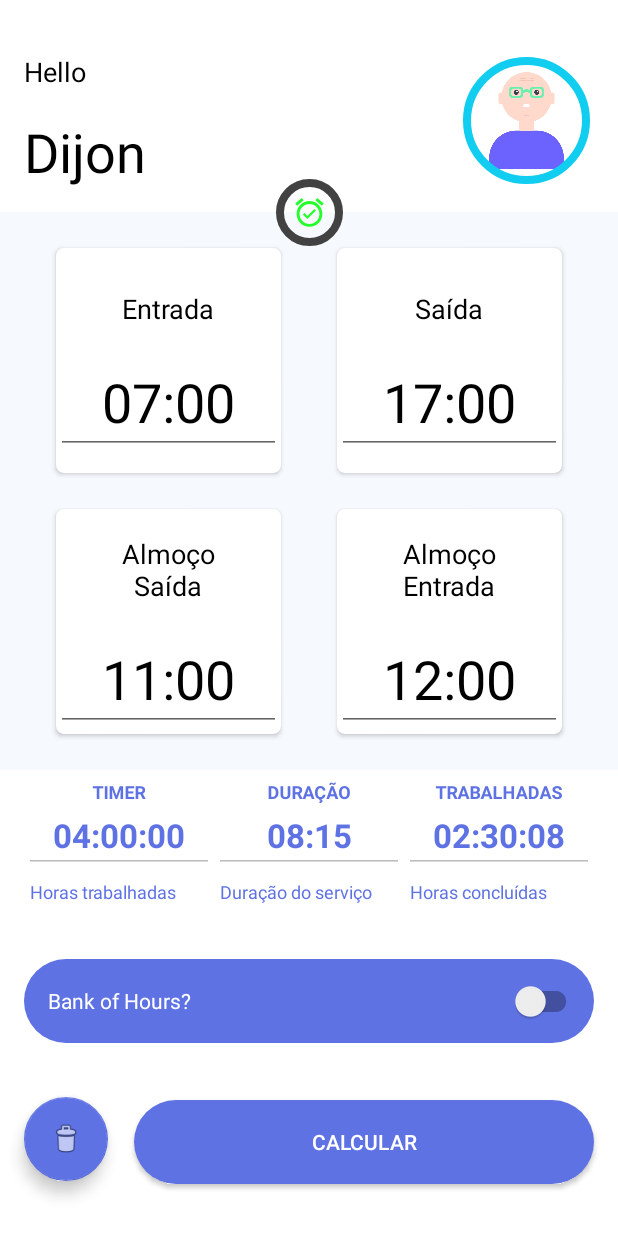
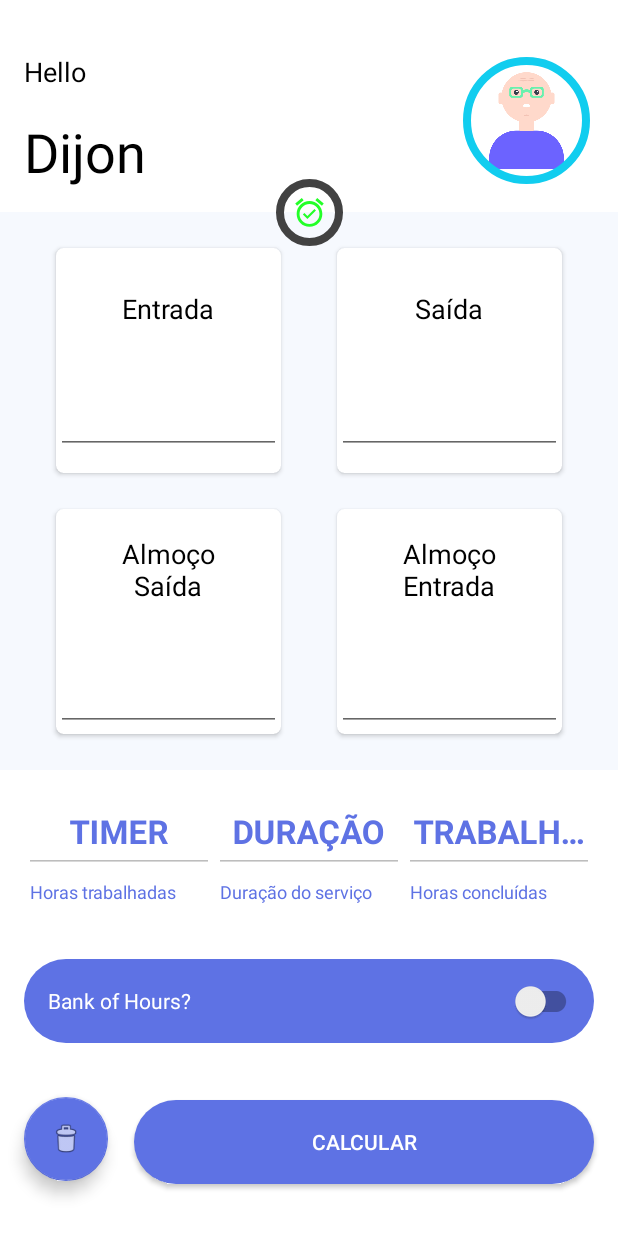
Before and after one commit to dijoncavalcante/vazare, an Android app: the screen it shows after launch (MainActivity), on a phone screen of 412 x 824 dp. Run offline under Robolectric (Android 15) with nearby library versions, the phone set to English and light mode, and no system bars.

Commit message:
chore: Code unnecessary removed. android:text updated by tools:text

```diff
--- a/app/src/main/java/com/example/vazare/MainActivity.java
+++ b/app/src/main/java/com/example/vazare/MainActivity.java
@@ -23,7 +23,6 @@ import android.view.Menu;
 import android.view.MenuItem;
 import android.view.View;
 import android.widget.Button;
-import android.widget.CheckBox;
 import android.widget.CompoundButton;
 import android.widget.EditText;
 import android.widget.TextView;
@@ -32,7 +31,6 @@ import android.widget.Toast;
 
 import androidx.appcompat.app.AppCompatActivity;
 import androidx.appcompat.app.AppCompatDelegate;
-import androidx.appcompat.widget.Toolbar;
 import androidx.core.app.NotificationCompat;
 
 import com.google.android.material.floatingactionbutton.FloatingActionButton;
--- a/app/src/main/res/layout/fragment_home_hour.xml
+++ b/app/src/main/res/layout/fragment_home_hour.xml
@@ -31,7 +31,7 @@
             <EditText
                 android:id="@+id/et_start"
                 style="@style/EditTextCustomHomeHour"
-                android:text="07:00" />
+                tools:text="@string/_07_00_" />
         </LinearLayout>
     </androidx.cardview.widget.CardView>
 
@@ -59,7 +59,7 @@
             <EditText
                 android:id="@+id/et_end"
                 style="@style/EditTextCustomHomeHour"
-                android:text="17:00" />
+                tools:text="@string/_17_00_" />
         </LinearLayout>
     </androidx.cardview.widget.CardView>
 
@@ -86,7 +86,7 @@
             <EditText
                 android:id="@+id/et_lunch_out"
                 style="@style/EditTextCustomHomeHour"
-                android:text="11:00" />
+                tools:text="@string/_11_00_" />
         </LinearLayout>
     </androidx.cardview.widget.CardView>
 
@@ -114,7 +114,7 @@
             <EditText
                 android:id="@+id/et_lunch_in"
                 style="@style/EditTextCustomHomeHour"
-                android:text="12:00" />
+                tools:text="@string/_12_00_" />
         </LinearLayout>
     </androidx.cardview.widget.CardView>
 
--- a/app/src/main/res/layout/vazare_main.xml
+++ b/app/src/main/res/layout/vazare_main.xml
@@ -66,8 +66,8 @@
         android:contentDescription="@string/clock_description"
         android:src="@drawable/ic_vazare_foreground"
         app:layout_constraintBottom_toTopOf="@+id/fragment_home_hour"
+        app:layout_constraintEnd_toEndOf="parent"
         app:layout_constraintStart_toStartOf="parent"
-        app:layout_constraintEnd_toEndOf="parent"
         app:layout_constraintTop_toTopOf="@+id/fragment_home_hour"
         app:shapeAppearanceOverlay="@style/Circular"
         app:strokeColor="@color/cardview_dark_background"
@@ -85,7 +85,7 @@
 
         <com.google.android.material.textfield.TextInputEditText
             style="@style/TextInputEditTextCustom"
-            android:text="@string/_04_00_00_" />
+            tools:text="@string/_04_00_00_" />
     </com.google.android.material.textfield.TextInputLayout>
 
     <com.google.android.material.textfield.TextInputLayout
@@ -99,7 +99,7 @@
 
         <com.google.android.material.textfield.TextInputEditText
             style="@style/TextInputEditTextCustom"
-            android:text="@string/_08_15" />
+            tools:text="@string/_08_15" />
     </com.google.android.material.textfield.TextInputLayout>
 
     <com.google.android.material.textfield.TextInputLayout
@@ -116,7 +116,7 @@
 
         <com.google.android.material.textfield.TextInputEditText
             style="@style/TextInputEditTextCustom"
-            android:text="@string/_04_00_00_" />
+            tools:text="@string/_04_00_00_" />
 
     </com.google.android.material.textfield.TextInputLayout>
 
--- a/app/src/main/res/values/strings.xml
+++ b/app/src/main/res/values/strings.xml
@@ -41,6 +41,10 @@
     <string name="face_description">Face of the person</string>
     <string name="clock_description">Clock image</string>
     <string name="_04_00_00_">04:00:00</string>
+    <string name="_07_00_">07:00</string>
+    <string name="_17_00_">17:00</string>
+    <string name="_11_00_">11:00</string>
+    <string name="_12_00_">12:00</string>
     <string name="_08_15">08:15</string>
     <string name="bank_of_hours_label">Bank of Hours?</string>
 </resources>
```
